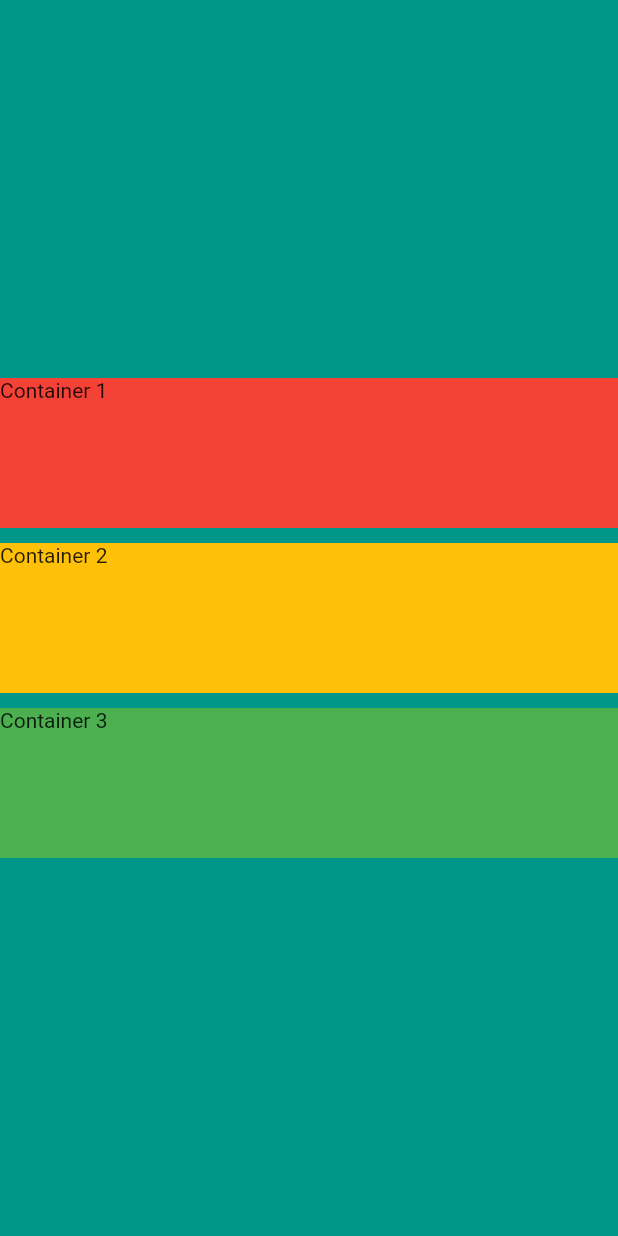
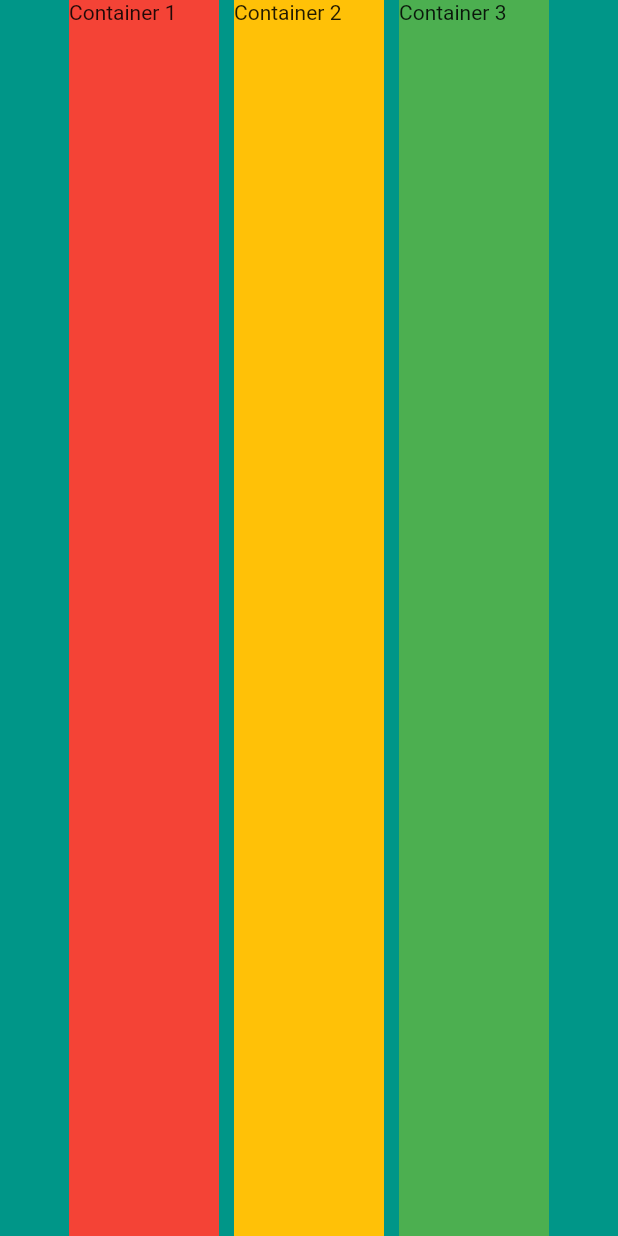
Before and after one commit to lacj2000/layout_formatacao, a Flutter app: the screen it shows after launch, on a phone screen of 412 x 824 dp. Run offline on Flutter 3.47's test engine with Material 2 defaults, Android fonts, the phone set to English and light mode, and no system bars.

Commit message:
update - rows

```diff
--- a/lib/main.dart
+++ b/lib/main.dart
@@ -11,17 +11,17 @@ class MyApp extends StatelessWidget {
       home: Scaffold(
         backgroundColor: Colors.teal,
         body: SafeArea(
-          child: Column(
+          child: Row(
             mainAxisAlignment: MainAxisAlignment.center,
             crossAxisAlignment: CrossAxisAlignment.stretch,
             children: <Widget>[
               buildContainer('Container 1', Colors.red),
               SizedBox(
-                height: 10,
+                width: 10,
               ),
               buildContainer('Container 2', Colors.amber),
               SizedBox(
-                height: 10,
+                width: 10,
               ),
               buildContainer('Container 3', Colors.green),
             ],
```
